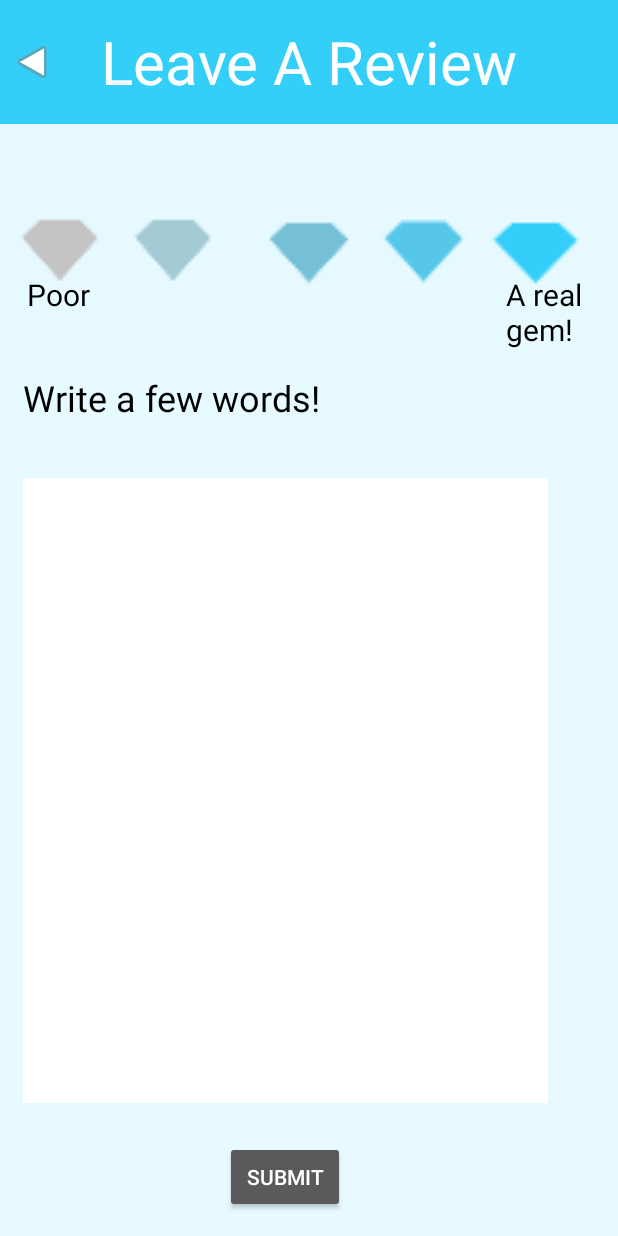
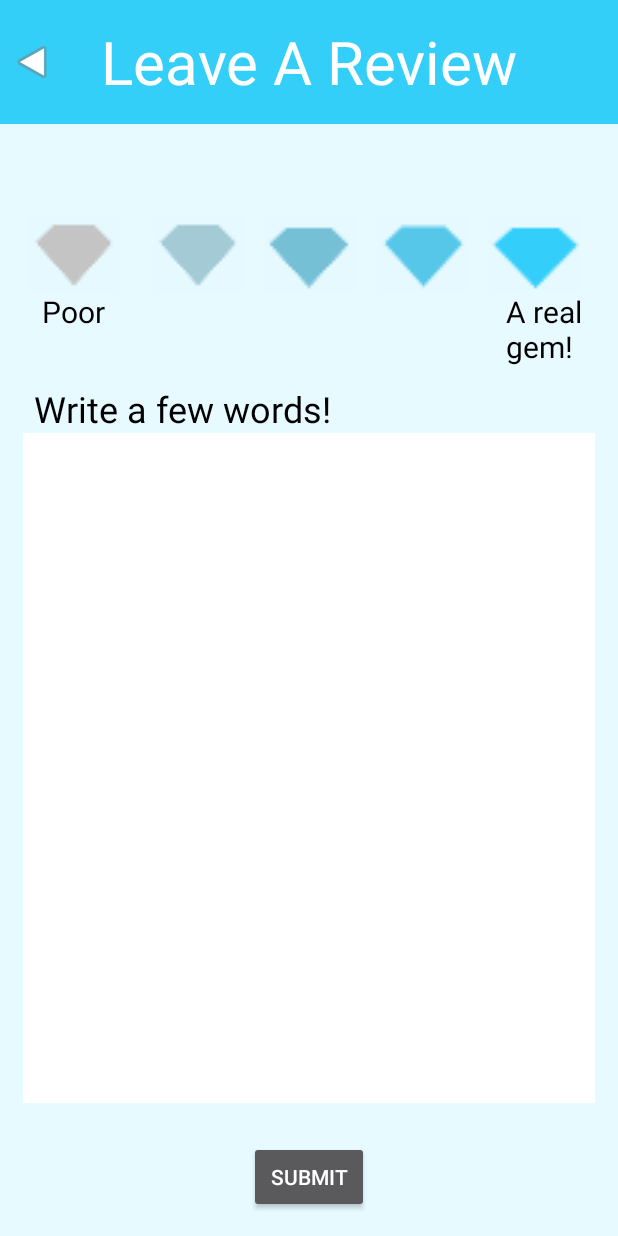
Before and after one commit to ptar104/HiddenGems, an Android app: the ReviewActivity screen opened directly, with no data from a screen before it, on a phone screen of 412 x 824 dp. Run offline under Robolectric (Android 15) with nearby library versions, the phone set to English and light mode, and no system bars.

Commit message:
fixed relative constraints of review screen

```diff
--- a/app/src/main/res/layout/activity_review.xml
+++ b/app/src/main/res/layout/activity_review.xml
@@ -44,39 +44,14 @@
         android:layout_height="match_parent"
         android:orientation="vertical"
         android:layout_weight="1"
-        android:background="#FFE6FAFF">
+        android:background="#FFE6FAFF"
+        android:gravity="center_horizontal">
 
         <RelativeLayout
             android:layout_width="match_parent"
             android:layout_height="129dp"
             android:layout_weight="0.36">
 
-
-            <ImageButton
-                android:background="@null"
-                android:layout_width="60dp"
-                android:layout_height="50dp"
-                android:scaleType="fitXY"
-                app:srcCompat="@drawable/gem1"
-                android:layout_marginLeft="10dp"
-                android:layout_marginStart="10dp"
-                android:id="@+id/gemRating1"
-                android:layout_centerVertical="true"
-                android:layout_alignParentLeft="true"
-                android:layout_alignParentStart="true" />
-
-            <ImageButton
-                android:background="@null"
-                android:layout_width="60dp"
-                android:layout_height="50dp"
-                android:scaleType="fitXY"
-                app:srcCompat="@drawable/gem2"
-                android:layout_marginLeft="85dp"
-                android:layout_marginStart="85dp"
-                android:layout_centerVertical="true"
-                android:layout_alignParentLeft="true"
-                android:layout_alignParentStart="true"
-                android:id="@+id/gemRating2" />
 
             <ImageButton
                 android:background="@null"
@@ -115,19 +90,6 @@
                 android:layout_marginStart="90dp" />
 
             <TextView
-                android:text="Poor"
-                android:textColor="#000000"
-                android:layout_width="wrap_content"
-                android:layout_height="wrap_content"
-                android:layout_alignParentTop="true"
-                android:layout_alignParentLeft="true"
-                android:layout_alignParentStart="true"
-                android:textSize="20sp"
-                android:layout_marginLeft="18dp"
-                android:layout_marginTop="100dp"
-                android:id="@+id/textView" />
-
-            <TextView
                 android:text="A real gem!"
                 android:textColor="#000000"
                 android:layout_width="wrap_content"
@@ -141,6 +103,45 @@
                 android:layout_marginLeft="11dp"
                 android:layout_marginStart="11dp" />
 
+            <ImageButton
+                android:background="@null"
+                android:layout_width="60dp"
+                android:layout_height="50dp"
+                android:scaleType="fitXY"
+                app:srcCompat="@drawable/gem2"
+                android:id="@+id/gemRating2"
+                android:layout_alignTop="@+id/gemRating3"
+                android:layout_toLeftOf="@+id/gemRating3"
+                android:layout_toStartOf="@+id/gemRating3"
+                android:layout_marginRight="14dp"
+                android:layout_marginEnd="14dp" />
+
+            <TextView
+                android:text="Poor"
+                android:textColor="#000000"
+                android:layout_width="wrap_content"
+                android:layout_height="wrap_content"
+                android:textSize="20sp"
+                android:layout_marginLeft="28dp"
+                android:id="@+id/textView"
+                android:layout_below="@+id/gemRating1"
+                android:layout_alignParentLeft="true"
+                android:layout_alignParentStart="true"
+                android:layout_marginStart="28dp" />
+
+            <ImageButton
+                android:background="@null"
+                android:layout_width="60dp"
+                android:layout_height="50dp"
+                android:scaleType="fitXY"
+                app:srcCompat="@drawable/gem1"
+                android:id="@+id/gemRating1"
+                android:layout_alignTop="@+id/gemRating2"
+                android:layout_alignParentLeft="true"
+                android:layout_alignParentStart="true"
+                android:layout_marginLeft="19dp"
+                android:layout_marginStart="19dp" />
+
         </RelativeLayout>
 
         <TextView
@@ -150,11 +151,10 @@
             android:layout_marginLeft="15dp"
             android:layout_width="match_parent"
             android:layout_height="wrap_content"
-            android:id="@+id/textView3"
-            android:layout_weight="0.36" />
+            android:id="@+id/textView3" />
 
         <EditText
-            android:layout_width="350dp"
+            android:layout_width="match_parent"
             android:layout_height="1dp"
             android:background="#FFFFFF"
             android:textColor="#000000"
@@ -163,13 +163,13 @@
             android:inputType=""
             android:id="@+id/editText"
             android:gravity="top|left"
-            android:layout_weight="4" />
+            android:layout_weight="3.59"
+            android:layout_marginRight="15dp" />
 
         <Button
             android:text="Submit"
             android:layout_width="80dp"
             android:layout_height="wrap_content"
-            android:layout_marginLeft="150dp"
             android:layout_marginBottom="15dp"
             android:id="@+id/submitReviewButton" />
 
```
